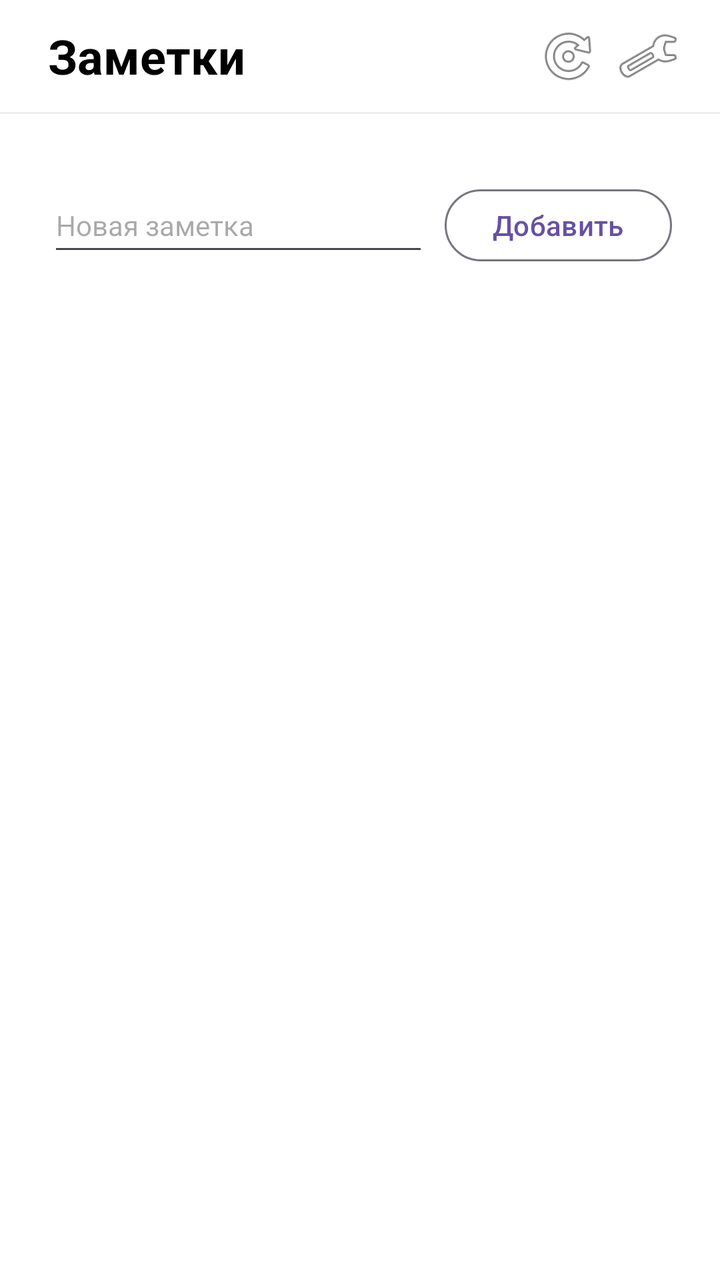
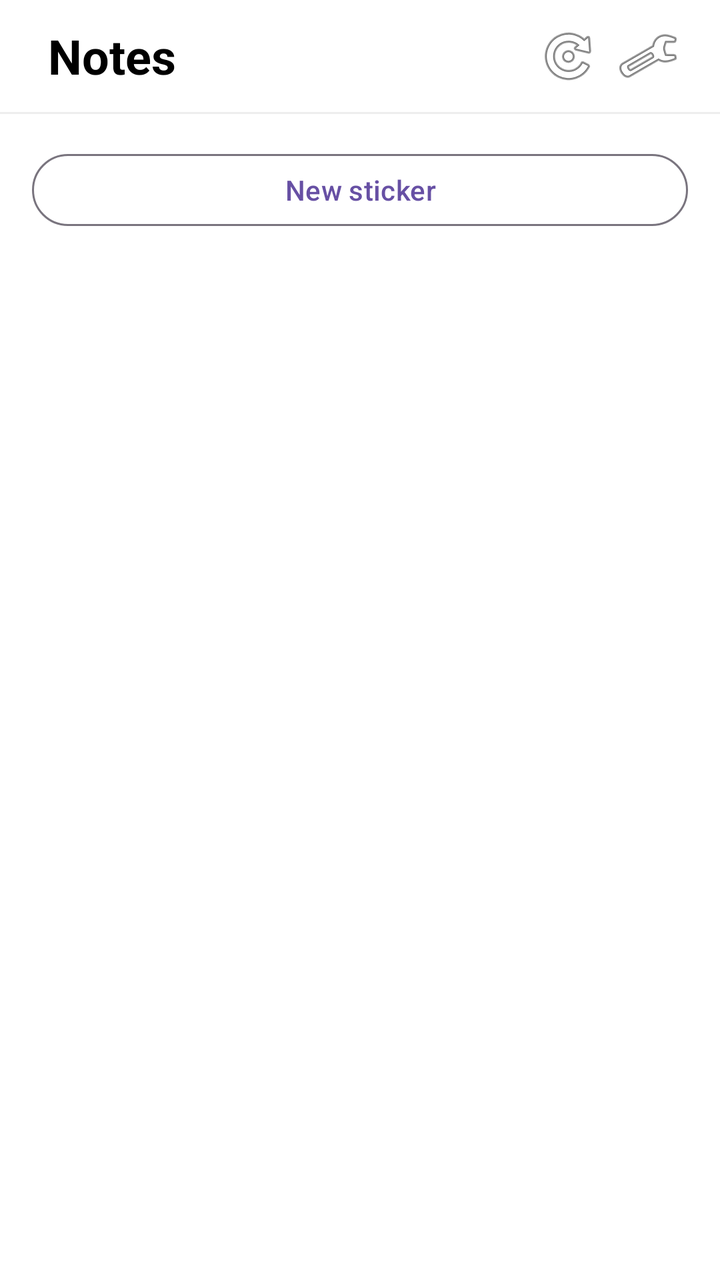

Compare the two renders of this Android layout. The source of the first and the diff that turns it into the second are given below.
<!-- AndroidManifest.xml: application theme Theme.EinkScreensaver -->
<!-- res/layout/activity_main.xml -->
<?xml version="1.0" encoding="utf-8"?>
<LinearLayout xmlns:android="http://schemas.android.com/apk/res/android"
    android:layout_width="match_parent"
    android:layout_height="match_parent"
    android:orientation="vertical"
    android:background="#FFFFFF">

    
    <LinearLayout
        android:layout_width="match_parent"
        android:layout_height="56dp"
        android:orientation="horizontal"
        android:gravity="center_vertical"
        android:paddingStart="24dp"
        android:paddingEnd="16dp">

        <TextView
            android:layout_width="0dp"
            android:layout_height="wrap_content"
            android:layout_weight="1"
            android:text="Заметки"
            android:textSize="24sp"
            android:textStyle="bold"
            android:textColor="#000000" />

        <ImageButton
            android:id="@+id/btnSync"
            android:layout_width="40dp"
            android:layout_height="40dp"
            android:src="@android:drawable/ic_menu_rotate"
            android:background="?attr/selectableItemBackgroundBorderless"
            android:contentDescription="Синхронизация"
            android:scaleType="centerInside" />

        <ImageButton
            android:id="@+id/btnSettings"
            android:layout_width="40dp"
            android:layout_height="40dp"
            android:src="@android:drawable/ic_menu_manage"
            android:background="?attr/selectableItemBackgroundBorderless"
            android:contentDescription="Настройки"
            android:scaleType="centerInside" />

    </LinearLayout>

    <View
        android:layout_width="match_parent"
        android:layout_height="1dp"
        android:background="#EEEEEE" />

    <ScrollView
        android:layout_width="match_parent"
        android:layout_height="0dp"
        android:layout_weight="1"
        android:padding="24dp">

        <LinearLayout
            android:layout_width="match_parent"
            android:layout_height="wrap_content"
            android:orientation="vertical">

            <LinearLayout
                android:id="@+id/notesListContainer"
                android:layout_width="match_parent"
                android:layout_height="wrap_content"
                android:orientation="vertical"
                android:layout_marginBottom="8dp" />

            <LinearLayout
                android:layout_width="match_parent"
                android:layout_height="wrap_content"
                android:orientation="horizontal">

                <EditText
                    android:id="@+id/etNewNote"
                    android:layout_width="0dp"
                    android:layout_height="44dp"
                    android:layout_weight="1"
                    android:hint="Новая заметка"
                    android:textSize="14sp"
                    android:inputType="text"
                    android:layout_marginEnd="8dp" />

                <Button
                    android:id="@+id/btnAddNote"
                    android:layout_width="wrap_content"
                    android:layout_height="44dp"
                    android:text="Добавить"
                    android:textSize="14sp"
                    style="@style/Widget.Material3.Button.OutlinedButton" />
            </LinearLayout>

        </LinearLayout>
    </ScrollView>

</LinearLayout>
<!-- resources referenced by this layout -->
<resources>
  <style name="Theme.EinkScreensaver" parent="Theme.Material3.Light.NoActionBar">
          <item name="android:statusBarColor">#FFFFFF</item>
          <item name="android:windowLightStatusBar">true</item>
      </style>
</resources>

<!-- the commit's change to res/layout/activity_main.xml (unified diff, before → after) -->
@@ -18,7 +18,7 @@
             android:layout_width="0dp"
             android:layout_height="wrap_content"
             android:layout_weight="1"
-            android:text="Заметки"
+            android:text="@string/notes_title"
             android:textSize="24sp"
             android:textStyle="bold"
             android:textColor="#000000" />
@@ -29,7 +29,7 @@
             android:layout_height="40dp"
             android:src="@android:drawable/ic_menu_rotate"
             android:background="?attr/selectableItemBackgroundBorderless"
-            android:contentDescription="Синхронизация"
+            android:contentDescription="@string/sync"
             android:scaleType="centerInside" />
 
         <ImageButton
@@ -38,7 +38,7 @@
             android:layout_height="40dp"
             android:src="@android:drawable/ic_menu_manage"
             android:background="?attr/selectableItemBackgroundBorderless"
-            android:contentDescription="Настройки"
+            android:contentDescription="@string/settings_title"
             android:scaleType="centerInside" />
 
     </LinearLayout>
@@ -52,13 +52,43 @@
         android:layout_width="match_parent"
         android:layout_height="0dp"
         android:layout_weight="1"
-        android:padding="24dp">
+        android:padding="16dp">
 
         <LinearLayout
             android:layout_width="match_parent"
             android:layout_height="wrap_content"
             android:orientation="vertical">
 
+            
+            <Button
+                android:id="@+id/btnNewSticker"
+                android:layout_width="match_parent"
+                android:layout_height="44dp"
+                android:text="@string/sticker_new"
+                android:textSize="14sp"
+                android:layout_marginBottom="8dp"
+                style="@style/Widget.Material3.Button.OutlinedButton" />
+
+            
+            <LinearLayout
+                android:id="@+id/stickersListContainer"
+                android:layout_width="match_parent"
+                android:layout_height="wrap_content"
+                android:orientation="vertical"
+                android:layout_marginBottom="12dp" />
+
+            
+            <TextView
+                android:id="@+id/tvSelectedSticker"
+                android:layout_width="match_parent"
+                android:layout_height="wrap_content"
+                android:textSize="14sp"
+                android:textColor="#888888"
+                android:textStyle="bold"
+                android:layout_marginBottom="8dp"
+                android:visibility="gone" />
+
+            
             <LinearLayout
                 android:id="@+id/notesListContainer"
                 android:layout_width="match_parent"
@@ -66,17 +96,20 @@
                 android:orientation="vertical"
                 android:layout_marginBottom="8dp" />
 
+            
             <LinearLayout
+                android:id="@+id/addNoteRow"
                 android:layout_width="match_parent"
                 android:layout_height="wrap_content"
-                android:orientation="horizontal">
+                android:orientation="horizontal"
+                android:visibility="gone">
 
                 <EditText
                     android:id="@+id/etNewNote"
                     android:layout_width="0dp"
                     android:layout_height="44dp"
                     android:layout_weight="1"
-                    android:hint="Новая заметка"
+                    android:hint="@string/new_note_hint"
                     android:textSize="14sp"
                     android:inputType="text"
                     android:layout_marginEnd="8dp" />
@@ -85,10 +118,39 @@
                     android:id="@+id/btnAddNote"
                     android:layout_width="wrap_content"
                     android:layout_height="44dp"
-                    android:text="Добавить"
+                    android:text="@string/add"
                     android:textSize="14sp"
                     style="@style/Widget.Material3.Button.OutlinedButton" />
             </LinearLayout>
+
+            
+            <View
+                android:id="@+id/visibilityDivider"
+                android:layout_width="match_parent"
+                android:layout_height="1dp"
+                android:background="#EEEEEE"
+                android:layout_marginTop="12dp"
+                android:layout_marginBottom="8dp"
+                android:visibility="gone" />
+
+            
+            <TextView
+                android:id="@+id/tvVisibilityTitle"
+                android:layout_width="match_parent"
+                android:layout_height="wrap_content"
+                android:text="@string/sticker_visible_title"
+                android:textSize="14sp"
+                android:textColor="#888888"
+                android:textStyle="bold"
+                android:layout_marginBottom="4dp"
+                android:visibility="gone" />
+
+            
+            <LinearLayout
+                android:id="@+id/visibilityContainer"
+                android:layout_width="match_parent"
+                android:layout_height="wrap_content"
+                android:orientation="vertical" />
 
         </LinearLayout>
     </ScrollView>
<!-- resource entries referenced after the edit -->
@@ -1,5 +1,12 @@
 <!-- resources referenced by this layout -->
 <resources>
+  <string name="add">Add</string>
+  <string name="new_note_hint">New note</string>
+  <string name="notes_title">Notes</string>
+  <string name="settings_title">Settings</string>
+  <string name="sticker_new">New sticker</string>
+  <string name="sticker_visible_title">Show on screensaver</string>
+  <string name="sync">Sync</string>
   <style name="Theme.EinkScreensaver" parent="Theme.Material3.Light.NoActionBar">
           <item name="android:statusBarColor">#FFFFFF</item>
           <item name="android:windowLightStatusBar">true</item>
